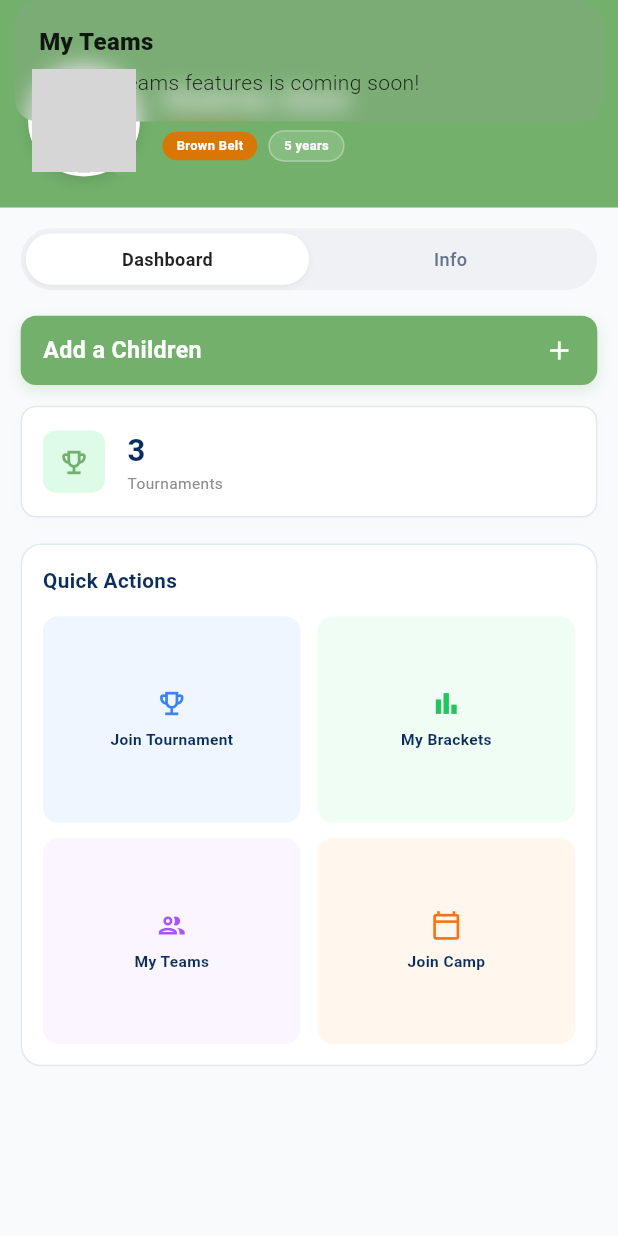
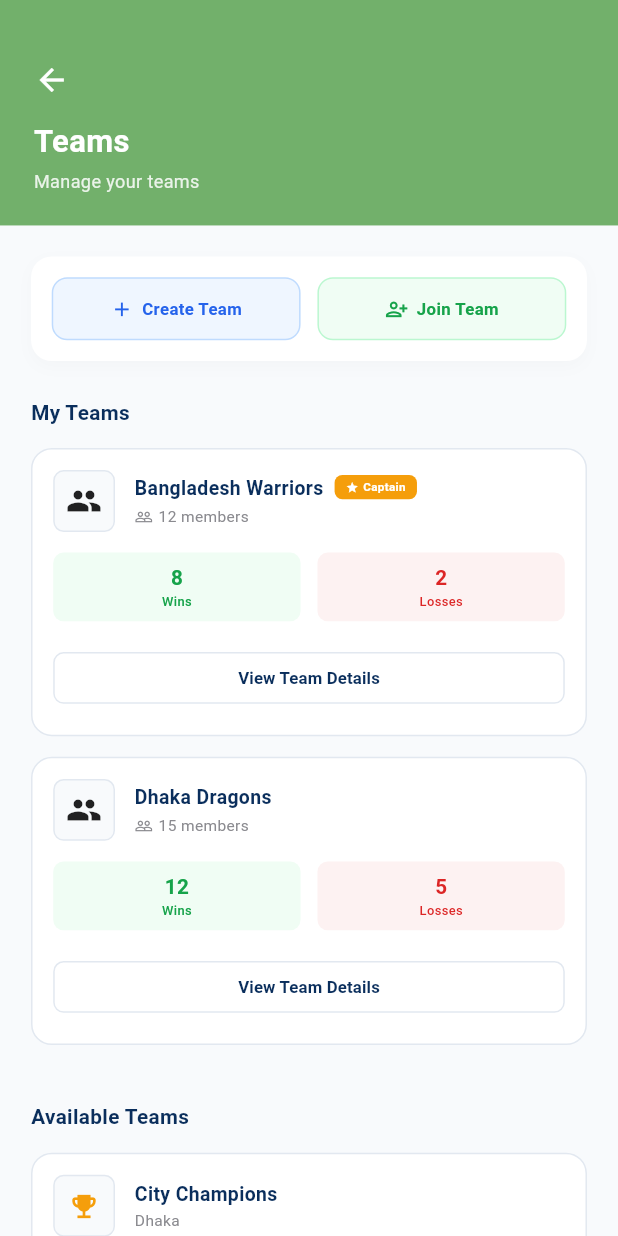
Before and after one commit to srsakilhossen302/shane_cullen, a Flutter app: the ProfileScreen screen opened directly, after a tap on "My Teams", on a phone screen of 412 x 824 dp. Run offline on Flutter 3.47's test engine with Material 3 defaults, Android fonts, the phone set to English and light mode, and no system bars; our stand-ins replace flutter_screenutil, flutter_svg, get, shared_preferences; accounts and stored records are empty; network calls fail; grey boxes are pictures that could not be loaded.

Commit message:
feat: implement TeamsScreen profile page and update route configurations

```diff
--- a/lib/Core/AppRoute/app_route.dart
+++ b/lib/Core/AppRoute/app_route.dart
@@ -27,6 +27,7 @@ import '../../View/Screen/Home/registration/payment_success_screen.dart';
 import '../../View/Screen/Home/registration/match_officials_screen.dart';
 import '../../View/Screen/Profile/competition_history_screen.dart';
 import '../../View/Screen/Profile/tournament_performance_screen.dart';
+import '../../View/Screen/Profile/teams_screen.dart';
 
 class AppRoute {
   static const String splash = "/splash_screen";
@@ -57,6 +58,7 @@ class AppRoute {
   static const String matchOfficials = "/match_officials";
   static const String competitionHistory = "/competition_history";
   static const String tournamentPerformance = "/tournament_performance";
+  static const String teams = "/teams_screen";
 
   static List<GetPage> routes = [
     GetPage(
@@ -171,5 +173,9 @@ class AppRoute {
       name: tournamentPerformance,
       page: () => const TournamentPerformanceScreen(),
     ),
+    GetPage(
+      name: teams,
+      page: () => const TeamsScreen(),
+    ),
   ];
 }
--- a/lib/View/Screen/Profile/profile_screen.dart
+++ b/lib/View/Screen/Profile/profile_screen.dart
@@ -401,7 +401,7 @@ class ProfileScreen extends StatelessWidget {
                     backgroundColor: const Color(0xFFFAF5FF), // Light purple
                     iconColor: const Color(0xFFA855F7),
                     onTap: () {
-                      Get.snackbar("My Teams", "Viewing teams features is coming soon!");
+                      Get.toNamed(AppRoute.teams);
                     },
                   ),
                   _buildQuickActionCard(
--- /dev/null
+++ b/lib/View/Screen/Profile/teams_screen.dart
@@ -0,0 +1,531 @@
+import 'package:flutter/material.dart';
+import 'package:get/get.dart';
+import 'package:flutter_screenutil/flutter_screenutil.dart';
+import '../../../Utils/AppColors/app_colors.dart';
+
+class TeamsScreen extends StatelessWidget {
+  const TeamsScreen({super.key});
+
+  @override
+  Widget build(BuildContext context) {
+    return Scaffold(
+      backgroundColor: const Color(0xFFF8FAFC),
+      body: Column(
+        children: [
+          // 1. Top Green Header Banner (Back Button, Title, Subtitle)
+          Container(
+            width: double.infinity,
+            padding: EdgeInsets.fromLTRB(24.w, 48.h, 24.w, 24.h),
+            decoration: const BoxDecoration(
+              color: AppColors.secondaryGreen,
+            ),
+            child: Column(
+              crossAxisAlignment: CrossAxisAlignment.start,
+              children: [
+                GestureDetector(
+                  onTap: () => Get.back(),
+                  child: const Icon(
+                    Icons.arrow_back,
+                    color: Colors.white,
+                  ),
+                ),
+                SizedBox(height: 16.h),
+                Text(
+                  "Teams",
+                  style: TextStyle(
+                    fontSize: 24.sp,
+                    fontWeight: FontWeight.bold,
+                    color: Colors.white,
+                  ),
+                ),
+                SizedBox(height: 4.h),
+                Text(
+                  "Manage your teams",
+                  style: TextStyle(
+                    fontSize: 14.sp,
+                    color: Colors.white.withValues(alpha: 0.85),
+                  ),
+                ),
+              ],
+            ),
+          ),
+
+          // 2. Scrollable Body
+          Expanded(
+            child: SingleChildScrollView(
+              padding: EdgeInsets.all(24.r),
+              child: Column(
+                crossAxisAlignment: CrossAxisAlignment.start,
+                children: [
+                  // Action buttons Card (Create Team / Join Team)
+                  Container(
+                    width: double.infinity,
+                    padding: EdgeInsets.all(16.r),
+                    decoration: BoxDecoration(
+                      color: Colors.white,
+                      borderRadius: BorderRadius.circular(16.r),
+                      boxShadow: [
+                        BoxShadow(
+                          color: Colors.black.withValues(alpha: 0.02),
+                          blurRadius: 10.r,
+                          offset: Offset(0, 4.h),
+                        ),
+                      ],
+                    ),
+                    child: Row(
+                      children: [
+                        // Create Team Button
+                        Expanded(
+                          child: GestureDetector(
+                            onTap: () {
+                              Get.snackbar("Create Team", "Create team feature is coming soon!");
+                            },
+                            child: Container(
+                              padding: EdgeInsets.symmetric(vertical: 14.h),
+                              decoration: BoxDecoration(
+                                color: const Color(0xFFEFF6FF), // Light blue
+                                borderRadius: BorderRadius.circular(12.r),
+                                border: Border.all(color: const Color(0xFFBFDBFE)),
+                              ),
+                              child: Row(
+                                mainAxisAlignment: MainAxisAlignment.center,
+                                children: [
+                                  Icon(
+                                    Icons.add,
+                                    color: const Color(0xFF2563EB),
+                                    size: 18.r,
+                                  ),
+                                  SizedBox(width: 6.w),
+                                  Text(
+                                    "Create Team",
+                                    style: TextStyle(
+                                      color: const Color(0xFF2563EB),
+                                      fontWeight: FontWeight.bold,
+                                      fontSize: 13.sp,
+                                    ),
+                                  ),
+                                ],
+                              ),
+                            ),
+                          ),
+                        ),
+                        SizedBox(width: 12.w),
+                        // Join Team Button
+                        Expanded(
+                          child: GestureDetector(
+                            onTap: () {
+                              Get.snackbar("Join Team", "Join team search feature is coming soon!");
+                            },
+                            child: Container(
+                              padding: EdgeInsets.symmetric(vertical: 14.h),
+                              decoration: BoxDecoration(
+                                color: const Color(0xFFF0FDF4), // Light green
+                                borderRadius: BorderRadius.circular(12.r),
+                                border: Border.all(color: const Color(0xFFBBF7D0)),
+                              ),
+                              child: Row(
+                                mainAxisAlignment: MainAxisAlignment.center,
+                                children: [
+                                  Icon(
+                                    Icons.person_add_alt_1_outlined,
+                                    color: const Color(0xFF16A34A),
+                                    size: 18.r,
+                                  ),
+                                  SizedBox(width: 6.w),
+                                  Text(
+                                    "Join Team",
+                                    style: TextStyle(
+                                      color: const Color(0xFF16A34A),
+                                      fontWeight: FontWeight.bold,
+                                      fontSize: 13.sp,
+                                    ),
+                                  ),
+                                ],
+                              ),
+                            ),
+                          ),
+                        ),
+                      ],
+                    ),
+                  ),
+                  SizedBox(height: 28.h),
+
+                  // "My Teams" Header
+                  Text(
+                    "My Teams",
+                    style: TextStyle(
+                      fontSize: 16.sp,
+                      fontWeight: FontWeight.bold,
+                      color: AppColors.primaryNavy,
+                    ),
+                  ),
+                  SizedBox(height: 16.h),
+
+                  // My Teams List
+                  _buildMyTeamCard(
+                    teamName: "Bangladesh Warriors",
+                    membersCount: 12,
+                    wins: 8,
+                    losses: 2,
+                    isCaptain: true,
+                    avatarUrl: "https://cdn-icons-png.flaticon.com/512/3003/3003204.png", // Karate Gi representation
+                  ),
+                  _buildMyTeamCard(
+                    teamName: "Dhaka Dragons",
+                    membersCount: 15,
+                    wins: 12,
+                    losses: 5,
+                    isCaptain: false,
+                    avatarUrl: "https://cdn-icons-png.flaticon.com/512/555/555627.png", // Shield/Badge representation
+                  ),
+                  SizedBox(height: 28.h),
+
+                  // "Available Teams" Header
+                  Text(
+                    "Available Teams",
+                    style: TextStyle(
+                      fontSize: 16.sp,
+                      fontWeight: FontWeight.bold,
+                      color: AppColors.primaryNavy,
+                    ),
+                  ),
+                  SizedBox(height: 16.h),
+
+                  // Available Teams List
+                  _buildAvailableTeamCard(
+                    teamName: "City Champions",
+                    location: "Dhaka",
+                    membersCount: 10,
+                    icon: Icons.emoji_events,
+                    iconColor: const Color(0xFFF59E0B), // Trophy gold
+                  ),
+                  _buildAvailableTeamCard(
+                    teamName: "Thunder Strike",
+                    location: "Chittagong",
+                    membersCount: 8,
+                    icon: Icons.bolt,
+                    iconColor: const Color(0xFFEAB308), // Lightning gold
+                  ),
+                  SizedBox(height: 24.h),
+                ],
+              ),
+            ),
+          ),
+        ],
+      ),
+    );
+  }
+
+  Widget _buildMyTeamCard({
+    required String teamName,
+    required int membersCount,
+    required int wins,
+    required int losses,
+    required bool isCaptain,
+    required String avatarUrl,
+  }) {
+    return Container(
+      width: double.infinity,
+      margin: EdgeInsets.only(bottom: 16.h),
+      padding: EdgeInsets.all(16.r),
+      decoration: BoxDecoration(
+        color: Colors.white,
+        borderRadius: BorderRadius.circular(16.r),
+        border: Border.all(color: const Color(0xFFE2E8F0)),
+      ),
+      child: Column(
+        crossAxisAlignment: CrossAxisAlignment.start,
+        children: [
+          // Top Info Row (Avatar, Name, Captain Tag)
+          Row(
+            children: [
+              Container(
+                width: 44.w,
+                height: 44.w,
+                decoration: BoxDecoration(
+                  color: const Color(0xFFF8FAFC),
+                  borderRadius: BorderRadius.circular(8.r),
+                  border: Border.all(color: const Color(0xFFE2E8F0)),
+                ),
+                padding: EdgeInsets.all(6.r),
+                child: Image.network(
+                  avatarUrl,
+                  errorBuilder: (context, error, stackTrace) => const Icon(Icons.group),
+                ),
+              ),
+              SizedBox(width: 14.w),
+              Expanded(
+                child: Column(
+                  crossAxisAlignment: CrossAxisAlignment.start,
+                  children: [
+                    Row(
+                      children: [
+                        Text(
+                          teamName,
+                          style: TextStyle(
+                            fontSize: 15.sp,
+                            fontWeight: FontWeight.bold,
+                            color: AppColors.primaryNavy,
+                          ),
+                        ),
+                        if (isCaptain) ...[
+                          SizedBox(width: 8.w),
+                          Container(
+                            padding: EdgeInsets.symmetric(horizontal: 8.w, vertical: 3.h),
+                            decoration: BoxDecoration(
+                              color: const Color(0xFFF59E0B), // Orange gold
+                              borderRadius: BorderRadius.circular(6.r),
+                            ),
+                            child: Row(
+                              mainAxisSize: MainAxisSize.min,
+                              children: [
+                                Icon(
+                                  Icons.star,
+                                  color: Colors.white,
+                                  size: 10.r,
+                                ),
+                                SizedBox(width: 3.w),
+                                Text(
+                                  "Captain",
+                                  style: TextStyle(
+                                    color: Colors.white,
+                                    fontSize: 9.sp,
+                                    fontWeight: FontWeight.bold,
+                                  ),
+                                ),
+                              ],
+                            ),
+                          ),
+                        ],
+                      ],
+                    ),
+                    SizedBox(height: 4.h),
+                    Row(
+                      children: [
+                        Icon(
+                          Icons.people_outline,
+                          size: 14.r,
+                          color: AppColors.textMuted,
+                        ),
+                        SizedBox(width: 4.w),
+                        Text(
+                          "$membersCount members",
+                          style: TextStyle(
+                            fontSize: 12.sp,
+                            color: AppColors.textMuted,
+                          ),
+                        ),
+                      ],
+                    ),
+                  ],
+                ),
+              ),
+            ],
+          ),
+          SizedBox(height: 16.h),
+
+          // Stat boxes row
+          Row(
+            children: [
+              // Wins box
+              Expanded(
+                child: Container(
+                  padding: EdgeInsets.symmetric(vertical: 8.h),
+                  decoration: BoxDecoration(
+                    color: const Color(0xFFF0FDF4), // Light green
+                    borderRadius: BorderRadius.circular(8.r),
+                  ),
+                  alignment: Alignment.center,
+                  child: Column(
+                    children: [
+                      Text(
+                        "$wins",
+                        style: TextStyle(
+                          fontSize: 16.sp,
+                          fontWeight: FontWeight.bold,
+                          color: const Color(0xFF16A34A),
+                        ),
+                      ),
+                      Text(
+                        "Wins",
+                        style: TextStyle(
+                          fontSize: 10.sp,
+                          color: const Color(0xFF16A34A),
+                          fontWeight: FontWeight.w500,
+                        ),
+                      ),
+                    ],
+                  ),
+                ),
+              ),
+              SizedBox(width: 12.w),
+              // Losses box
+              Expanded(
+                child: Container(
+                  padding: EdgeInsets.symmetric(vertical: 8.h),
+                  decoration: BoxDecoration(
+                    color: const Color(0xFFFDF2F2), // Light red
+                    borderRadius: BorderRadius.circular(8.r),
+                  ),
+                  alignment: Alignment.center,
+                  child: Column(
+                    children: [
+                      Text(
+                        "$losses",
+                        style: TextStyle(
+                          fontSize: 16.sp,
+                          fontWeight: FontWeight.bold,
+                          color: const Color(0xFFDC2626),
+                        ),
+                      ),
+                      Text(
+                        "Losses",
+                        style: TextStyle(
+                          fontSize: 10.sp,
+                          color: const Color(0xFFDC2626),
+                          fontWeight: FontWeight.w500,
+                        ),
+                      ),
+                    ],
+                  ),
+                ),
+              ),
+            ],
+          ),
+          SizedBox(height: 16.h),
+
+          // View Team Details button
+          ElevatedButton(
+            onPressed: () {
+              Get.snackbar(teamName, "Team details feature is coming soon!");
+            },
+            style: ElevatedButton.styleFrom(
+              backgroundColor: Colors.white,
+              foregroundColor: AppColors.primaryNavy,
+              minimumSize: Size(double.infinity, 40.h),
+              shape: RoundedRectangleBorder(
+                borderRadius: BorderRadius.circular(8.r),
+                side: const BorderSide(color: Color(0xFFE2E8F0)),
+              ),
+              elevation: 0,
+            ),
+            child: Text(
+              "View Team Details",
+              style: TextStyle(
+                fontSize: 13.sp,
+                fontWeight: FontWeight.bold,
+              ),
+            ),
+          ),
+        ],
+      ),
+    );
+  }
+
+  Widget _buildAvailableTeamCard({
+    required String teamName,
+    required String location,
+    required int membersCount,
+    required IconData icon,
+    required Color iconColor,
+  }) {
+    return Container(
+      width: double.infinity,
+      margin: EdgeInsets.only(bottom: 16.h),
+      padding: EdgeInsets.all(16.r),
+      decoration: BoxDecoration(
+        color: Colors.white,
+        borderRadius: BorderRadius.circular(16.r),
+        border: Border.all(color: const Color(0xFFE2E8F0)),
+      ),
+      child: Column(
+        crossAxisAlignment: CrossAxisAlignment.start,
+        children: [
+          Row(
+            children: [
+              Container(
+                width: 44.w,
+                height: 44.w,
+                decoration: BoxDecoration(
+                  color: const Color(0xFFF8FAFC),
+                  borderRadius: BorderRadius.circular(8.r),
+                  border: Border.all(color: const Color(0xFFE2E8F0)),
+                ),
+                alignment: Alignment.center,
+                child: Icon(
+                  icon,
+                  color: iconColor,
+                  size: 24.r,
+                ),
+              ),
+              SizedBox(width: 14.w),
+              Expanded(
+                child: Column(
+                  crossAxisAlignment: CrossAxisAlignment.start,
+                  children: [
+                    Text(
+                      teamName,
+                      style: TextStyle(
+                        fontSize: 15.sp,
+                        fontWeight: FontWeight.bold,
+                        color: AppColors.primaryNavy,
+                      ),
+                    ),
+                    SizedBox(height: 2.h),
+                    Text(
+                      location,
+                      style: TextStyle(
+                        fontSize: 12.sp,
+                        color: AppColors.textMuted,
+                      ),
+                    ),
+                  ],
+                ),
+              ),
+            ],
+          ),
+          SizedBox(height: 16.h),
+          Row(
+            children: [
+              Icon(
+                Icons.people_outline,
+                size: 16.r,
+                color: AppColors.textMuted,
+              ),
+              SizedBox(width: 6.w),
+              Text(
+                "$membersCount members",
+                style: TextStyle(
+                  fontSize: 12.sp,
+                  color: AppColors.textMuted,
+                ),
+              ),
+              const Spacer(),
+              ElevatedButton(
+                onPressed: () {
+                  Get.snackbar("Join Requested", "Request to join $teamName sent!");
+                },
+                style: ElevatedButton.styleFrom(
+                  backgroundColor: const Color(0xFF0F172A), // Black
+                  foregroundColor: Colors.white,
+                  minimumSize: Size(90.w, 36.h),
+                  shape: RoundedRectangleBorder(
+                    borderRadius: BorderRadius.circular(8.r),
+                  ),
+                  elevation: 0,
+                ),
+                child: Text(
+                  "Join",
+                  style: TextStyle(
+                    fontSize: 12.sp,
+                    fontWeight: FontWeight.bold,
+                  ),
+                ),
+              ),
+            ],
+          ),
+        ],
+      ),
+    );
+  }
+}
```
